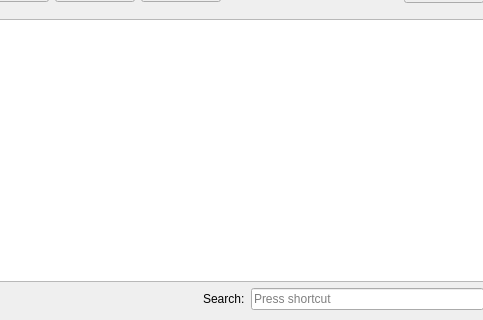
This is src/PAW_GUI/main_paw_widget.ui in CapitanMurasa/PerfectAudioWorks as Qt 5 draws it before an edit; both pictures show x 117 to 600 and y 330 to 650 of the 600 by 650 pixel window. The edited form follows.
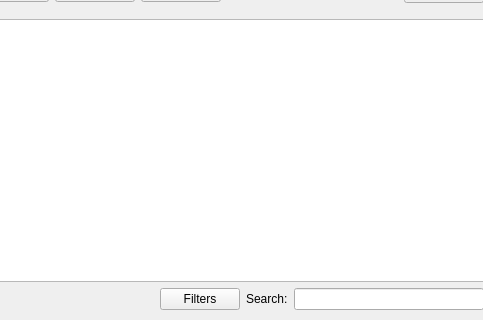
This is the edited form. Custom widgets are drawn as their Qt base class.

Commit message: switched from QListWidget to QTableWidget

```diff
--- a/src/PAW_GUI/main_paw_widget.ui
+++ b/src/PAW_GUI/main_paw_widget.ui
@@ -317,6 +317,13 @@
          </property>
         </spacer>
        </item>
+       <item>
+        <widget class="QPushButton" name="pushButton">
+         <property name="text">
+          <string>Filters</string>
+         </property>
+        </widget>
+       </item>
        <item>
         <widget class="QLabel" name="label_5">
          <property name="text">
@@ -325,7 +332,7 @@
         </widget>
        </item>
        <item>
-        <widget class="QKeySequenceEdit" name="keySequenceEdit"/>
+        <widget class="QLineEdit" name="lineEdit"/>
        </item>
       </layout>
      </item>
```
Left out of the diff: 2 changed lines with no effect on the pictures. The commit also changes 2 other files.
